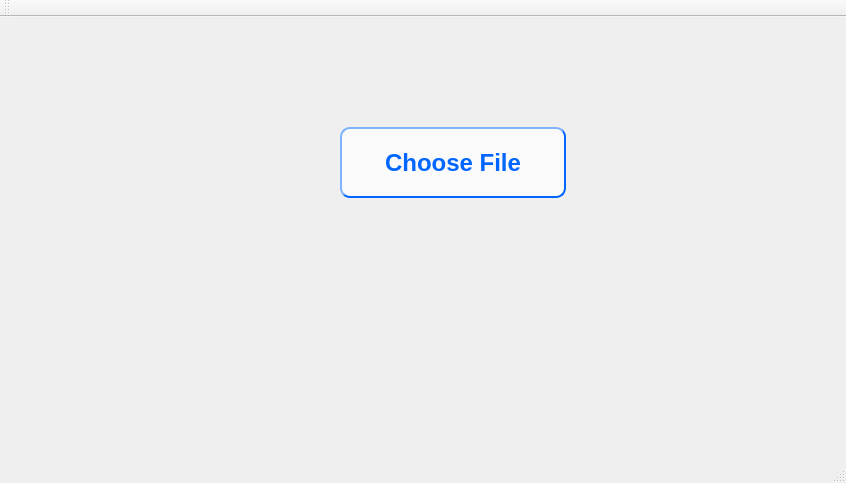
This is app/mainwindow.ui in adwaydhillon/Prysm-Automation-Framework as Qt 5 draws it before an edit. The edited form follows.
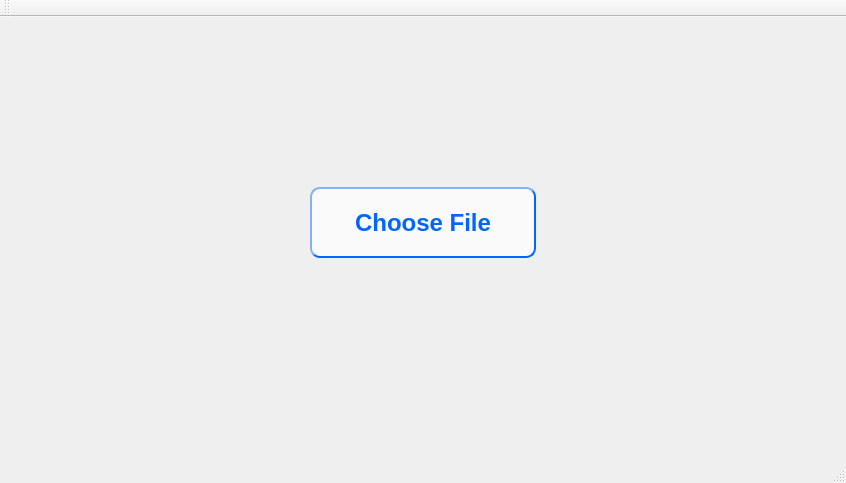
This is the edited form.

Diff of the .ui file:
```diff
--- a/app/mainwindow.ui
+++ b/app/mainwindow.ui
@@ -23,8 +23,8 @@
    <widget class="QPushButton" name="pushButton">
     <property name="geometry">
      <rect>
-      <x>340</x>
-      <y>110</y>
+      <x>310</x>
+      <y>170</y>
       <width>226</width>
       <height>71</height>
      </rect>
```
Left out of the diff: 13 changed lines with no effect on the pictures.
